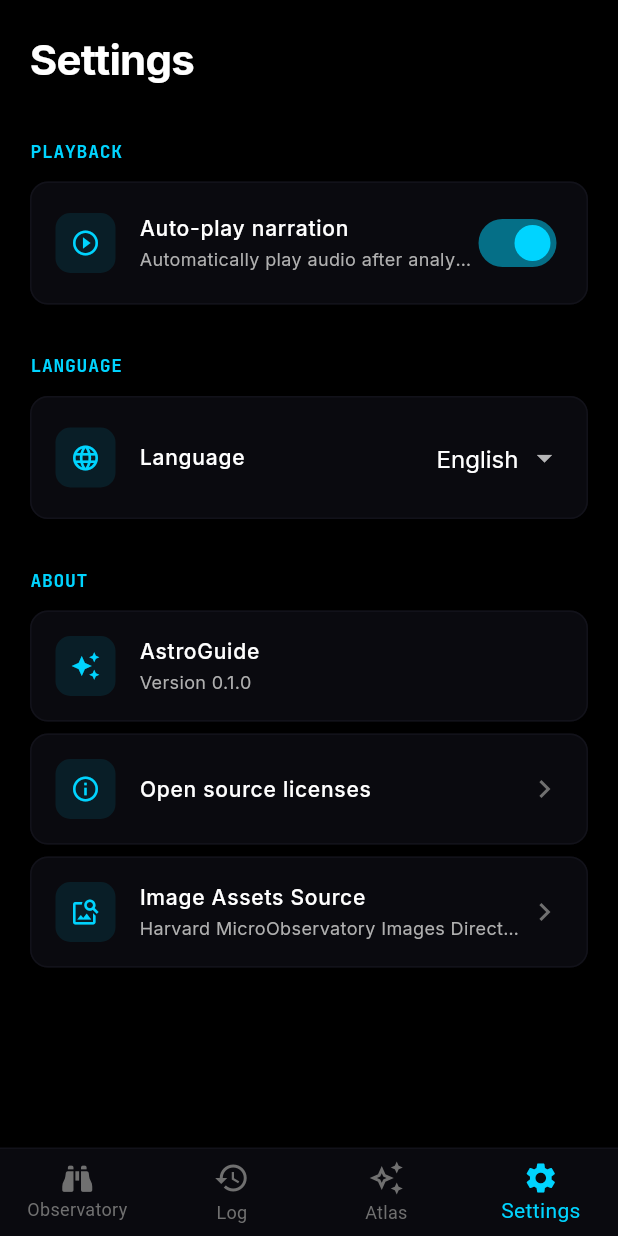
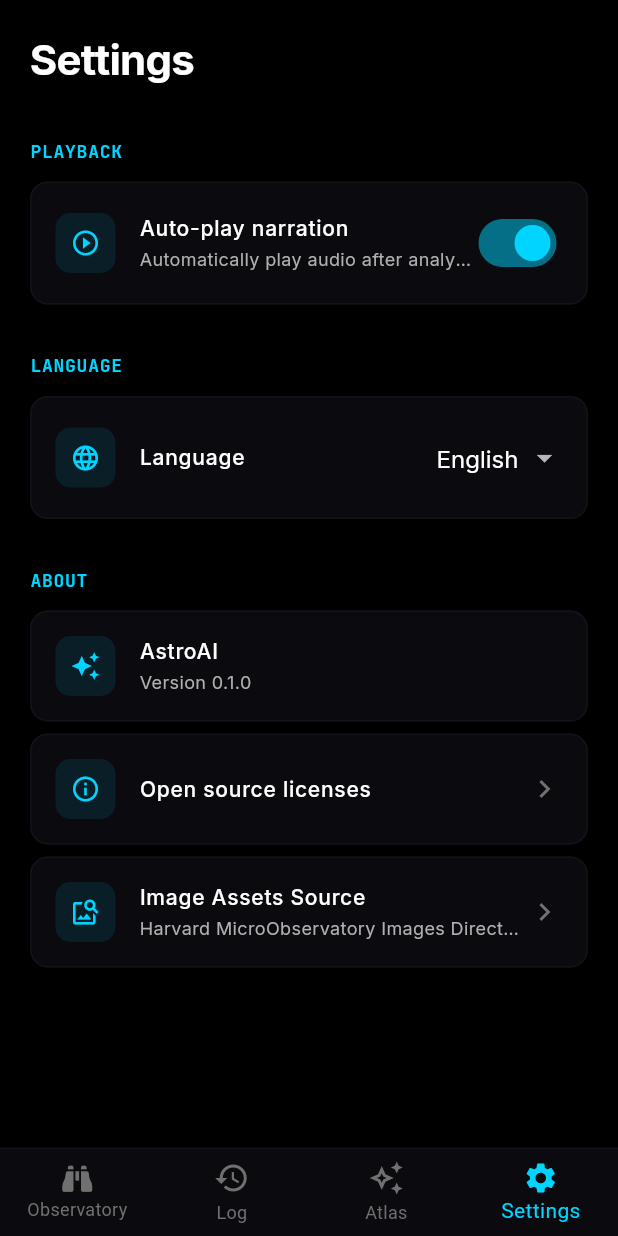
Before and after one commit to matiapa/astroai, a Flutter app: the SettingsScreen screen opened by its route, on a phone screen of 412 x 824 dp. Run offline on Flutter 3.47's test engine with Material 3 defaults, Android fonts, the phone set to English and light mode, and no system bars; our stand-ins replace audioplayers, camera, dio, flutter_markdown_plus, flutter_riverpod, font_awesome_flutter and 7 more; missing offline and left inert: a2a, dart:html, flutter_ai_toolkit; accounts and stored records are empty; generated files the repository leaves out were written again.

Commit message:
minor fixes in app name

```diff
--- a/frontend/lib/features/settings/screens/settings_screen.dart
+++ b/frontend/lib/features/settings/screens/settings_screen.dart
@@ -85,7 +85,7 @@ class SettingsScreen extends ConsumerWidget {
             const SizedBox(height: 12),
             _SettingsTile(
               icon: Icons.auto_awesome,
-              title: 'AstroGuide',
+              title: 'AstroAI',
               subtitle: l10n.settingsVersion('0.1.0'),
             ),
             const SizedBox(height: 8),
--- a/frontend/lib/l10n/app_en.arb
+++ b/frontend/lib/l10n/app_en.arb
@@ -1,7 +1,7 @@
 {
     "@@locale": "en",
     "settingsTitle": "Settings",
-    "appTitle": "AstroGuide",
+    "appTitle": "AstroAI",
     "@appTitle": {
         "description": "The name of the application"
     },
--- a/frontend/lib/l10n/app_es.arb
+++ b/frontend/lib/l10n/app_es.arb
@@ -84,7 +84,7 @@
     "chatWelcomeMessage": "¡Hola! Soy Atlas, tu guía de astronomía. Pregúntame lo que quieras sobre el cielo nocturno, constelaciones, planetas o eventos celestes.",
     "chatSuggestion1": "¿Qué constelaciones son visibles esta noche?",
     "chatSuggestion2": "Cuéntame sobre la Nebulosa de Orión",
-    "chatSuggestion3": "¿Cómo puedo fotografiar la Vía Láctea?",
+    "chatSuggestion3": "Quiero planificar una observación para esta noche",
     "chatResultsWelcome": "Tengo contexto sobre tu análisis del cielo. ¡Pregúntame lo que quieras sobre los objetos identificados en tu imagen!",
     "deleteChatTitle": "Eliminar conversación",
     "deleteChatMessage": "¿Estás seguro de que quieres eliminar esta conversación? Esta acción no se puede deshacer.",
--- a/frontend/pubspec.yaml
+++ b/frontend/pubspec.yaml
@@ -1,7 +1,7 @@
 name: astro_guide
 description: "AstroGuide - AI-powered astronomy assistant for nighttime use"
 publish_to: "none"
-version: 0.1.0
+version: 0.1.0+2
 
 environment:
   sdk: ^3.10.8
```
Also changed, not shown: frontend/lib/l10n/generated/app_localizations.dart, frontend/lib/l10n/generated/app_localizations_en.dart, frontend/lib/l10n/generated/app_localizations_es.dart.
